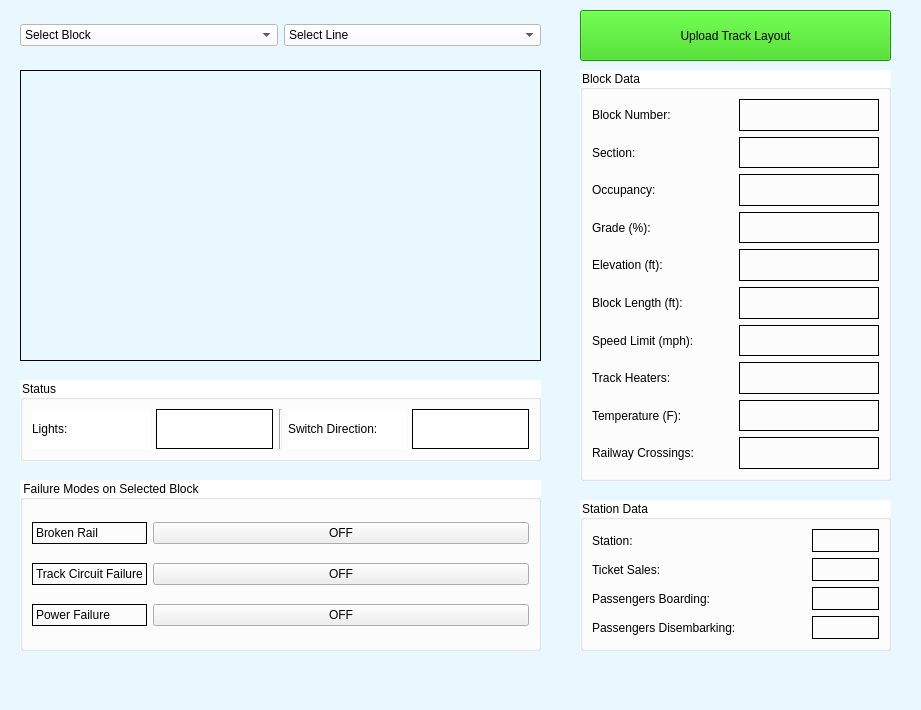
First picture: the form in Track Model/Track_Model.ui, repository asmithie13/ECE-1140, before the edit.
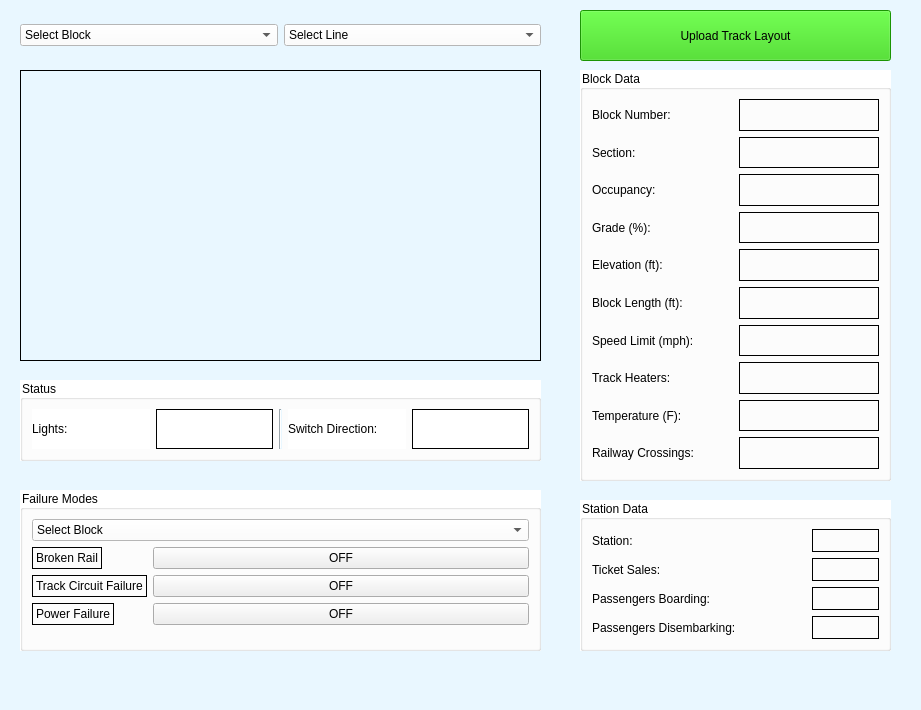
Second picture: the form after the edit. Icons and pictures are not drawn.

Diff of the .ui file:
```diff
--- a/Track Model/Track_Model.ui
+++ b/Track Model/Track_Model.ui
@@ -50,9 +50,9 @@
     <property name="geometry">
      <rect>
       <x>20</x>
-      <y>480</y>
+      <y>490</y>
       <width>521</width>
-      <height>171</height>
+      <height>161</height>
      </rect>
     </property>
     <property name="styleSheet">
@@ -62,10 +62,121 @@
 </string>
     </property>
     <property name="title">
-     <string>Failure Modes on Selected Block</string>
+     <string>Failure Modes</string>
     </property>
-    <layout class="QGridLayout" name="gridLayout">
+    <layout class="QFormLayout" name="formLayout">
+     <item row="0" column="0" colspan="2">
+      <widget class="QComboBox" name="block_in_2">
+       <property name="styleSheet">
+        <string notr="true">background-color: white;
+</string>
+       </property>
+       <item>
+        <property name="text">
+         <string>Select Block</string>
+        </property>
+       </item>
+       <item>
+        <property name="text">
+         <string>A1</string>
+        </property>
+       </item>
+       <item>
+        <property name="text">
+         <string>A2</string>
+        </property>
+       </item>
+       <item>
+        <property name="text">
+         <string>A3</string>
+        </property>
+       </item>
+       <item>
+        <property name="text">
+         <string>A4</string>
+        </property>
+       </item>
+       <item>
+        <property name="text">
+         <string>A5</string>
+        </property>
+       </item>
+       <item>
+        <property name="text">
+         <string>B6</string>
+        </property>
+       </item>
+       <item>
+        <property name="text">
+         <string>B7</string>
+        </property>
+       </item>
+       <item>
+        <property name="text">
+         <string>B8</string>
+        </property>
+       </item>
+       <item>
+        <property name="text">
+         <string>B9</string>
+        </property>
+       </item>
+       <item>
+        <property name="text">
+         <string>B10</string>
+        </property>
+       </item>
+       <item>
+        <property name="text">
+         <string>C11</string>
+        </property>
+       </item>
+       <item>
+        <property name="text">
+         <string>C12</string>
+        </property>
+       </item>
+       <item>
+        <property name="text">
+         <string>C13</string>
+        </property>
+       </item>
+       <item>
+        <property name="text">
+         <string>C14</string>
+        </property>
+       </item>
+       <item>
+        <property name="text">
+         <string>C15</string>
+        </property>
+       </item>
+      </widget>
+     </item>
      <item row="1" column="0">
+      <widget class="QLabel" name="label_2">
+       <property name="styleSheet">
+        <string notr="true">background-color: rgb(white);</string>
+       </property>
+       <property name="frameShape">
+        <enum>QFrame::Box</enum>
+       </property>
+       <property name="text">
+        <string>Broken Rail</string>
+       </property>
+      </widget>
+     </item>
+     <item row="1" column="1">
+      <widget class="QPushButton" name="offButton_1">
+       <property name="styleSheet">
+        <string notr="true">background-color: rgb(white);</string>
+       </property>
+       <property name="text">
+        <string>OFF</string>
+       </property>
+      </widget>
+     </item>
+     <item row="2" column="0">
       <widget class="QLabel" name="label_3">
        <property name="sizePolicy">
         <sizepolicy hsizetype="Maximum" vsizetype="Preferred">
@@ -84,20 +195,17 @@
        </property>
       </widget>
      </item>
-     <item row="0" column="0">
-      <widget class="QLabel" name="label_2">
+     <item row="2" column="1">
+      <widget class="QPushButton" name="offButton_2">
        <property name="styleSheet">
         <string notr="true">background-color: rgb(white);</string>
        </property>
-       <property name="frameShape">
-        <enum>QFrame::Box</enum>
-       </property>
        <property name="text">
-        <string>Broken Rail</string>
+        <string>OFF</string>
        </property>
       </widget>
      </item>
-     <item row="2" column="0">
+     <item row="3" column="0">
       <widget class="QLabel" name="label_4">
        <property name="styleSheet">
         <string notr="true">background-color: rgb(white);</string>
@@ -110,7 +218,7 @@
        </property>
       </widget>
      </item>
-     <item row="2" column="1">
+     <item row="3" column="1">
       <widget class="QPushButton" name="offButton_3">
        <property name="styleSheet">
         <string notr="true">background-color: rgb(white);</string>
@@ -120,26 +228,6 @@
        </property>
       </widget>
      </item>
-     <item row="1" column="1">
-      <widget class="QPushButton" name="offButton_2">
-       <property name="styleSheet">
-        <string notr="true">background-color: rgb(white);</string>
-       </property>
-       <property name="text">
-        <string>OFF</string>
-       </property>
-      </widget>
-     </item>
-     <item row="0" column="1">
-      <widget class="QPushButton" name="offButton_1">
-       <property name="styleSheet">
-        <string notr="true">background-color: rgb(white);</string>
-       </property>
-       <property name="text">
-        <string>OFF</string>
-       </property>
-      </widget>
-     </item>
     </layout>
    </widget>
    <widget class="QLabel" name="label_5">
```
